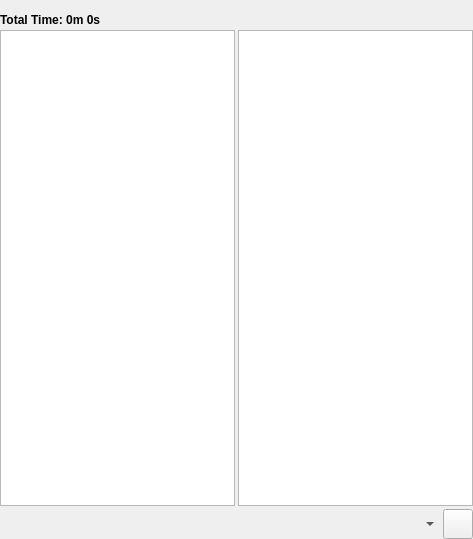
Old version of the form trunk/GUI/playlist/GUI_Playlist.ui in the repository shahid334/sayonara-player.
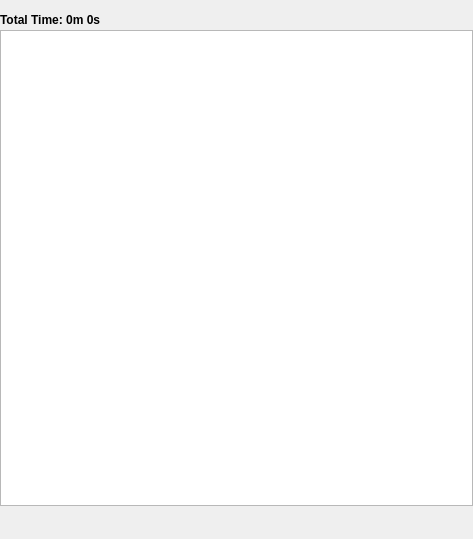
New version of the form. Icons and pictures are not drawn. Custom widgets are drawn as their Qt base class.

Commit message: show numbers in playlist

Patch:
```diff
--- a/trunk/GUI/playlist/GUI_Playlist.ui
+++ b/trunk/GUI/playlist/GUI_Playlist.ui
@@ -248,19 +248,6 @@
      </property>
     </widget>
    </item>
-   <item row="2" column="6" colspan="3">
-    <spacer name="horizontalSpacer_2">
-     <property name="orientation">
-      <enum>Qt::Horizontal</enum>
-     </property>
-     <property name="sizeHint" stdset="0">
-      <size>
-       <width>40</width>
-       <height>20</height>
-      </size>
-     </property>
-    </spacer>
-   </item>
    <item row="2" column="4">
     <widget class="QPushButton" name="btn_append">
      <property name="minimumSize">
@@ -381,86 +368,6 @@
      </property>
     </widget>
    </item>
-   <item row="2" column="10">
-    <widget class="LyricMenuButton" name="btn_lyrics_server">
-     <property name="minimumSize">
-      <size>
-       <width>20</width>
-       <height>30</height>
-      </size>
-     </property>
-     <property name="maximumSize">
-      <size>
-       <width>20</width>
-       <height>30</height>
-      </size>
-     </property>
-     <property name="sizeIncrement">
-      <size>
-       <width>0</width>
-       <height>0</height>
-      </size>
-     </property>
-     <property name="toolTip">
-      <string>Show lyrics</string>
-     </property>
-     <property name="text">
-      <string/>
-     </property>
-     <property name="iconSize">
-      <size>
-       <width>22</width>
-       <height>22</height>
-      </size>
-     </property>
-     <property name="checkable">
-      <bool>false</bool>
-     </property>
-     <property name="checked">
-      <bool>false</bool>
-     </property>
-     <property name="popupMode">
-      <enum>QToolButton::MenuButtonPopup</enum>
-     </property>
-     <property name="toolButtonStyle">
-      <enum>Qt::ToolButtonTextBesideIcon</enum>
-     </property>
-     <property name="autoRaise">
-      <bool>true</bool>
-     </property>
-     <property name="arrowType">
-      <enum>Qt::NoArrow</enum>
-     </property>
-    </widget>
-   </item>
-   <item row="2" column="11">
-    <widget class="QPushButton" name="btn_lyrics">
-     <property name="minimumSize">
-      <size>
-       <width>30</width>
-       <height>30</height>
-      </size>
-     </property>
-     <property name="maximumSize">
-      <size>
-       <width>30</width>
-       <height>30</height>
-      </size>
-     </property>
-     <property name="text">
-      <string/>
-     </property>
-     <property name="iconSize">
-      <size>
-       <width>22</width>
-       <height>22</height>
-      </size>
-     </property>
-     <property name="checkable">
-      <bool>true</bool>
-     </property>
-    </widget>
-   </item>
    <item row="1" column="0" colspan="12">
     <layout class="QHBoxLayout" name="horizontalLayout">
      <item>
@@ -494,11 +401,55 @@
        </property>
       </widget>
      </item>
-     <item>
-      <widget class="QTextEdit" name="te_lyrics"/>
-     </item>
     </layout>
    </item>
+   <item row="2" column="6" colspan="5">
+    <spacer name="horizontalSpacer_2">
+     <property name="orientation">
+      <enum>Qt::Horizontal</enum>
+     </property>
+     <property name="sizeHint" stdset="0">
+      <size>
+       <width>40</width>
+       <height>20</height>
+      </size>
+     </property>
+    </spacer>
+   </item>
+   <item row="2" column="11">
+    <widget class="QPushButton" name="btn_numbers">
+     <property name="minimumSize">
+      <size>
+       <width>30</width>
+       <height>30</height>
+      </size>
+     </property>
+     <property name="maximumSize">
+      <size>
+       <width>30</width>
+       <height>30</height>
+      </size>
+     </property>
+     <property name="toolTip">
+      <string>Show numbers in playlist</string>
+     </property>
+     <property name="text">
+      <string/>
+     </property>
+     <property name="iconSize">
+      <size>
+       <width>22</width>
+       <height>22</height>
+      </size>
+     </property>
+     <property name="checkable">
+      <bool>true</bool>
+     </property>
+     <property name="flat">
+      <bool>true</bool>
+     </property>
+    </widget>
+   </item>
   </layout>
  </widget>
  <customwidgets>
@@ -507,11 +458,6 @@
    <extends>QListView</extends>
    <header>GUI/MyListView.h</header>
   </customwidget>
-  <customwidget>
-   <class>LyricMenuButton</class>
-   <extends>QToolButton</extends>
-   <header>GUI/LyricMenuButton/LyricMenuButton.h</header>
-  </customwidget>
  </customwidgets>
  <resources/>
  <connections/>
```
The commit also changes 14 other files.
